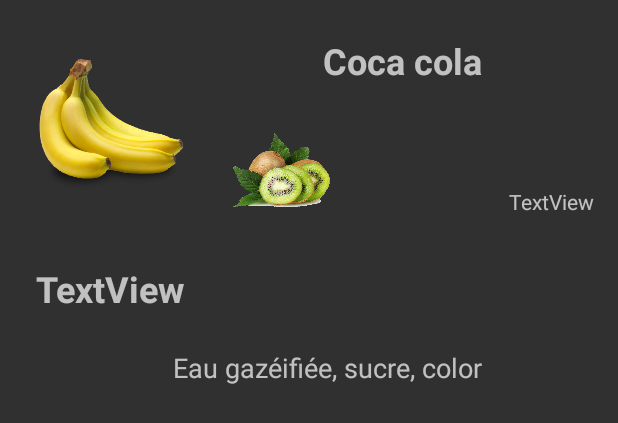
After one commit to coding-factory-classrooms/project-android-l3-scan-l3-cergy-groupe3, an Android app: the layout activity_detail.xml on its own in the app's theme, with its tools: preview values and no code run, on a phone screen of 412 x 824 dp. The commit adds this screen. Shown: the top 423 px of the screen. Run offline under Robolectric (Android 15) with nearby library versions, the phone set to English and light mode, and no system bars.

Commit message:
Detail + nutri score item Parcelable onclick REcyclerview

```diff
--- /dev/null
+++ b/app/src/main/res/layout/activity_detail.xml
@@ -0,0 +1,74 @@
+<?xml version="1.0" encoding="utf-8"?>
+<androidx.constraintlayout.widget.ConstraintLayout xmlns:android="http://schemas.android.com/apk/res/android"
+    xmlns:app="http://schemas.android.com/apk/res-auto"
+    xmlns:tools="http://schemas.android.com/tools"
+    android:layout_width="match_parent"
+    android:layout_height="match_parent"
+    tools:context=".foodlist.DetailActivity">
+
+  <ImageView
+      android:id="@+id/detailImageView"
+      android:layout_width="100dp"
+      android:layout_height="120dp"
+      android:layout_marginStart="24dp"
+      android:layout_marginLeft="24dp"
+      android:layout_marginTop="24dp"
+      app:layout_constraintStart_toStartOf="parent"
+      app:layout_constraintTop_toTopOf="parent"
+      app:srcCompat="@drawable/banane" />
+
+  <TextView
+      android:id="@+id/detailTitleTextView"
+      android:layout_width="wrap_content"
+      android:layout_height="wrap_content"
+      android:textSize="24sp"
+      android:textStyle="bold"
+      app:layout_constraintEnd_toEndOf="parent"
+      app:layout_constraintStart_toEndOf="@+id/detailImageView"
+      app:layout_constraintTop_toTopOf="@+id/detailImageView"
+      tools:text="Coca cola" />
+
+  <ImageView
+      android:id="@+id/nutriImageView"
+      android:layout_width="80dp"
+      android:layout_height="60dp"
+      android:layout_marginStart="24dp"
+      android:layout_marginLeft="24dp"
+      app:layout_constraintBottom_toBottomOf="@+id/detailImageView"
+      app:layout_constraintStart_toEndOf="@+id/detailImageView"
+      app:srcCompat="@drawable/kiwi" />
+
+  <TextView
+      android:id="@+id/ingreTitleTextView"
+      android:layout_width="wrap_content"
+      android:layout_height="wrap_content"
+      android:layout_marginTop="32dp"
+      android:text="TextView"
+      android:textSize="24sp"
+      android:textStyle="bold"
+      app:layout_constraintStart_toStartOf="@+id/detailImageView"
+      app:layout_constraintTop_toBottomOf="@+id/detailImageView" />
+
+  <TextView
+      android:id="@+id/detailIngreTextView"
+      android:layout_width="wrap_content"
+      android:layout_height="wrap_content"
+      android:layout_marginTop="24dp"
+      android:text="TextView"
+      android:textSize="18sp"
+      app:layout_constraintEnd_toEndOf="parent"
+      app:layout_constraintStart_toStartOf="@+id/ingreTitleTextView"
+      app:layout_constraintTop_toBottomOf="@+id/ingreTitleTextView"
+      tools:text="Eau gazéifiée, sucre, color" />
+
+  <TextView
+      android:id="@+id/detailDateTextView"
+      android:layout_width="wrap_content"
+      android:layout_height="wrap_content"
+      android:layout_marginEnd="16dp"
+      android:layout_marginRight="16dp"
+      android:text="TextView"
+      app:layout_constraintBottom_toBottomOf="@+id/detailImageView"
+      app:layout_constraintEnd_toEndOf="parent" />
+
+</androidx.constraintlayout.widget.ConstraintLayout>
--- a/app/src/main/res/layout/item_food.xml
+++ b/app/src/main/res/layout/item_food.xml
@@ -2,6 +2,7 @@
 <androidx.constraintlayout.widget.ConstraintLayout xmlns:android="http://schemas.android.com/apk/res/android"
     xmlns:app="http://schemas.android.com/apk/res-auto"
     xmlns:tools="http://schemas.android.com/tools"
+    android:id="@+id/rootItem"
     android:layout_width="match_parent"
     android:layout_height="80dp">
 
```
Also changed, not shown: app/src/main/AndroidManifest.xml (+4 -4 lines), app/src/main/java/fr/codingfactory/scanner/data/Item.kt (+45 -6 lines), app/src/main/java/fr/codingfactory/scanner/foodlist/DetailActivity.kt (added, +41 -0 lines), app/src/main/java/fr/codingfactory/scanner/foodlist/FoodAdapter.kt (+23 -2 lines), app/src/main/java/fr/codingfactory/scanner/foodlist/FoodListActivity.kt (+27 -5 lines), app/src/main/java/fr/codingfactory/scanner/requests/FoodApi.kt (+11 -2 lines), app/src/main/res/drawable/nutri_a.png (added), app/src/main/res/drawable/nutri_b.png (added), app/src/main/res/drawable/nutri_c.png (added), app/src/main/res/drawable/nutri_d.png (added), app/src/main/res/drawable/nutri_e.png (added).
